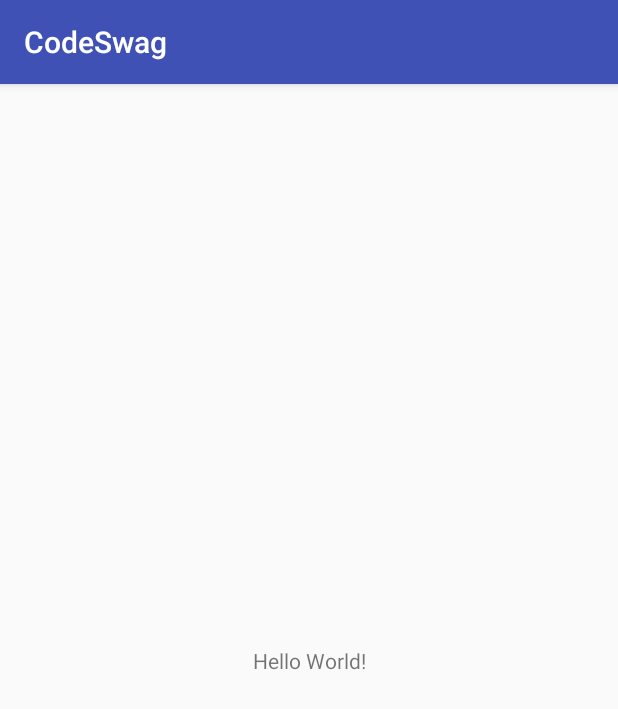
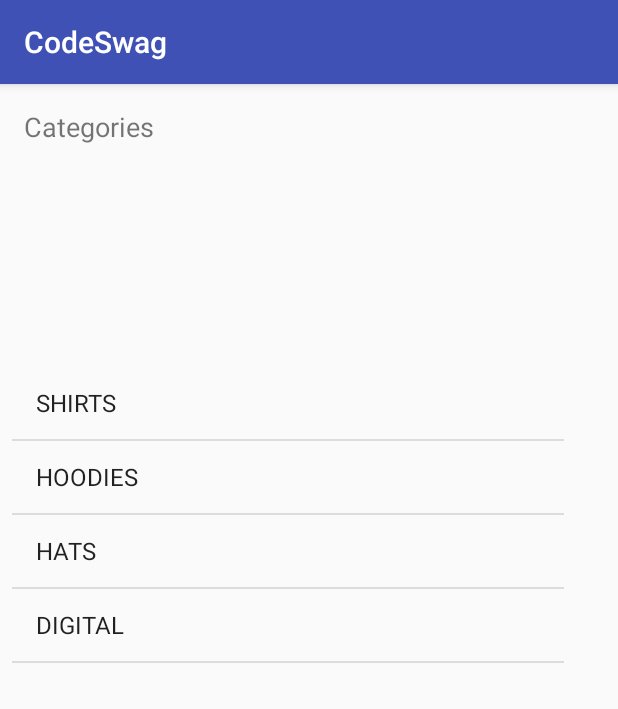
Before and after one commit to gvardikos/CodeSwag.Android, an Android app: the screen it shows after launch (MainActivity), on a phone screen of 412 x 824 dp. Shown: the top 709 px of the screen. Run offline under Robolectric (Android 15) with nearby library versions, the phone set to English and light mode, and no system bars.

Commit message:
lesson02

```diff
--- a/app/src/main/java/com/georgevardikos/codeswag/Controller/MainActivity.kt
+++ b/app/src/main/java/com/georgevardikos/codeswag/Controller/MainActivity.kt
@@ -2,13 +2,21 @@ package com.georgevardikos.codeswag.Controller
 
 import android.support.v7.app.AppCompatActivity
 import android.os.Bundle
+import android.widget.ArrayAdapter
+import com.georgevardikos.codeswag.Model.Category
 import com.georgevardikos.codeswag.R
+import com.georgevardikos.codeswag.Services.DataService
+import kotlinx.android.synthetic.main.activity_main.*
 
 class MainActivity : AppCompatActivity() {
+
+    lateinit var adapter: ArrayAdapter<Category>
 
     override fun onCreate(savedInstanceState: Bundle?) {
         super.onCreate(savedInstanceState)
         setContentView(R.layout.activity_main)
 
+        adapter = ArrayAdapter(this, android.R.layout.simple_list_item_1, DataService.categories)
+        main_categoryListView.adapter = adapter
     }
 }
--- a/app/src/main/java/com/georgevardikos/codeswag/Model/Category.kt
+++ b/app/src/main/java/com/georgevardikos/codeswag/Model/Category.kt
@@ -3,4 +3,8 @@ package com.georgevardikos.codeswag.Model
 /**
  * Created by gvardikos on 09/10/2018.
  */
-class Category(title: String, image: String)
+class Category(var title: String, var image: String) {
+    override fun toString(): String {
+        return title
+    }
+}
--- a/app/src/main/res/layout/activity_main.xml
+++ b/app/src/main/res/layout/activity_main.xml
@@ -7,12 +7,28 @@
     tools:context="com.georgevardikos.codeswag.Controller.MainActivity">
 
     <TextView
+        android:id="@+id/main_categoriesText"
         android:layout_width="wrap_content"
         android:layout_height="wrap_content"
-        android:text="Hello World!"
-        app:layout_constraintBottom_toBottomOf="parent"
-        app:layout_constraintLeft_toLeftOf="parent"
-        app:layout_constraintRight_toRightOf="parent"
+        android:layout_marginStart="16dp"
+        android:layout_marginTop="16dp"
+        android:text="Categories"
+        android:textSize="18sp"
+        app:layout_constraintStart_toStartOf="parent"
         app:layout_constraintTop_toTopOf="parent" />
 
+    <ListView
+        android:id="@+id/main_categoryListView"
+        android:layout_width="368dp"
+        android:layout_height="432dp"
+        android:layout_marginBottom="8dp"
+        android:layout_marginEnd="8dp"
+        android:layout_marginStart="8dp"
+        android:layout_marginTop="8dp"
+        app:layout_constraintBottom_toBottomOf="parent"
+        app:layout_constraintEnd_toEndOf="parent"
+        app:layout_constraintHorizontal_bias="0.0"
+        app:layout_constraintStart_toStartOf="parent"
+        app:layout_constraintTop_toBottomOf="@+id/main_categoriesText" />
+
 </android.support.constraint.ConstraintLayout>
```
Also changed, not shown: app/src/main/res/layout/category_list_item.xml (added, +36 -0 lines).
